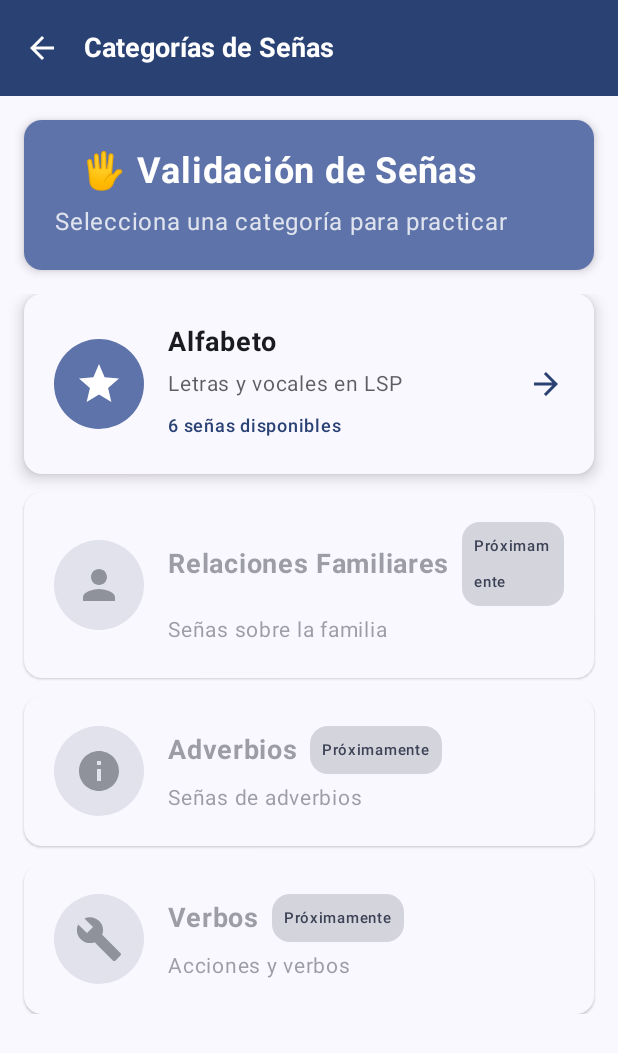
After one commit to JoseDMG2/ecohand, an Android app built with Jetpack Compose: the composable CategorySelectionScreen shown on its own in the app's theme, on a phone screen of 412 x 824 dp. The commit adds this screen. Shown: the top 1053 px of the screen. Run offline under Robolectric (Android 15) with nearby library versions, the phone set to English and light mode, and no system bars.

Commit message:
señas dividido por categoría

```diff
--- a/app/src/main/java/com/example/ecohand/navigation/Screen.kt
+++ b/app/src/main/java/com/example/ecohand/navigation/Screen.kt
@@ -25,8 +25,12 @@ sealed class Screen(val route: String) {
 
     // Pantalla de prueba de detección
     object DetectionTest : Screen("detection_test")
+
     // Pantallas de validación de señas
-    object VowelSelection : Screen("vowel_selection")
+    object CategorySelection : Screen("category_selection")
+    object VowelSelection : Screen("vowel_selection/{category}") {
+        fun createRoute(category: String) = "vowel_selection/$category"
+    }
     object VowelValidation : Screen("vowel_validation/{vowel}") {
         fun createRoute(vowel: String) = "vowel_validation/$vowel"
     }
--- /dev/null
+++ b/app/src/main/java/com/example/ecohand/presentation/senas/CategorySelectionScreen.kt
@@ -0,0 +1,273 @@
+package com.example.ecohand.presentation.senas
+
+import androidx.compose.foundation.background
+import androidx.compose.foundation.layout.*
+import androidx.compose.foundation.lazy.LazyColumn
+import androidx.compose.foundation.lazy.items
+import androidx.compose.foundation.shape.RoundedCornerShape
+import androidx.compose.material.icons.Icons
+import androidx.compose.material.icons.automirrored.filled.ArrowBack
+import androidx.compose.material.icons.automirrored.filled.ArrowForward
+import androidx.compose.material.icons.filled.Person
+import androidx.compose.material.icons.filled.Star
+import androidx.compose.material.icons.filled.Info
+import androidx.compose.material.icons.filled.Build
+import androidx.compose.material3.*
+import androidx.compose.runtime.Composable
+import androidx.compose.ui.Alignment
+import androidx.compose.ui.Modifier
+import androidx.compose.ui.graphics.vector.ImageVector
+import androidx.compose.ui.text.font.FontWeight
+import androidx.compose.ui.text.style.TextAlign
+import androidx.compose.ui.unit.dp
+import androidx.compose.ui.unit.sp
+
+@OptIn(ExperimentalMaterial3Api::class)
+@Composable
+fun CategorySelectionScreen(
+    onNavigateBack: () -> Unit,
+    onCategorySelected: (String) -> Unit
+) {
+    val categories = listOf(
+        CategoryInfo(
+            name = "Alfabeto",
+            description = "Letras y vocales en LSP",
+            icon = Icons.Default.Star,
+            available = true,
+            itemCount = 6 // A, E, I, O, U, Z
+        ),
+        CategoryInfo(
+            name = "Relaciones Familiares",
+            description = "Señas sobre la familia",
+            icon = Icons.Default.Person,
+            available = false,
+            itemCount = 0
+        ),
+        CategoryInfo(
+            name = "Adverbios",
+            description = "Señas de adverbios",
+            icon = Icons.Default.Info,
+            available = false,
+            itemCount = 0
+        ),
+        CategoryInfo(
+            name = "Verbos",
+            description = "Acciones y verbos",
+            icon = Icons.Default.Build,
+            available = false,
+            itemCount = 0
+        )
+    )
+
+    Scaffold(
+        topBar = {
+            TopAppBar(
+                title = {
+                    Text(
+                        text = "Categorías de Señas",
+                        fontWeight = FontWeight.Bold,
+                        fontSize = 18.sp
+                    )
+                },
+                navigationIcon = {
+                    IconButton(onClick = onNavigateBack) {
+                        Icon(
+                            imageVector = Icons.AutoMirrored.Filled.ArrowBack,
+                            contentDescription = "Volver"
+                        )
+                    }
+                },
+                colors = TopAppBarDefaults.topAppBarColors(
+                    containerColor = MaterialTheme.colorScheme.primary,
+                    titleContentColor = MaterialTheme.colorScheme.onPrimary,
+                    navigationIconContentColor = MaterialTheme.colorScheme.onPrimary
+                )
+            )
+        }
+    ) { paddingValues ->
+        Column(
+            modifier = Modifier
+                .fillMaxSize()
+                .padding(paddingValues)
+                .background(MaterialTheme.colorScheme.background)
+                .padding(16.dp),
+            verticalArrangement = Arrangement.spacedBy(16.dp)
+        ) {
+            // Título e instrucciones
+            Card(
+                modifier = Modifier.fillMaxWidth(),
+                colors = CardDefaults.cardColors(
+                    containerColor = MaterialTheme.colorScheme.primaryContainer
+                ),
+                elevation = CardDefaults.cardElevation(defaultElevation = 4.dp)
+            ) {
+                Column(
+                    modifier = Modifier.padding(20.dp),
+                    horizontalAlignment = Alignment.CenterHorizontally
+                ) {
+                    Text(
+                        text = "🖐️ Validación de Señas",
+                        fontSize = 24.sp,
+                        fontWeight = FontWeight.Bold,
+                        color = MaterialTheme.colorScheme.onPrimaryContainer
+                    )
+                    Spacer(modifier = Modifier.height(8.dp))
+                    Text(
+                        text = "Selecciona una categoría para practicar",
+                        fontSize = 16.sp,
+                        color = MaterialTheme.colorScheme.onPrimaryContainer.copy(alpha = 0.8f),
+                        textAlign = TextAlign.Center
+                    )
+                }
+            }
+
+            // Lista de categorías
+            LazyColumn(
+                verticalArrangement = Arrangement.spacedBy(12.dp)
+            ) {
+                items(categories) { categoryInfo ->
+                    CategoryCard(
+                        categoryInfo = categoryInfo,
+                        onCategoryClick = {
+                            if (categoryInfo.available) {
+                                onCategorySelected(categoryInfo.name)
+                            }
+                        }
+                    )
+                }
+            }
+        }
+    }
+}
+
+@Composable
+fun CategoryCard(
+    categoryInfo: CategoryInfo,
+    onCategoryClick: () -> Unit
+) {
+    ElevatedCard(
+        modifier = Modifier.fillMaxWidth(),
+        onClick = onCategoryClick,
+        colors = CardDefaults.elevatedCardColors(
+            containerColor = if (categoryInfo.available) {
+                MaterialTheme.colorScheme.surface
+            } else {
+                MaterialTheme.colorScheme.surfaceVariant.copy(alpha = 0.5f)
+            }
+        ),
+        elevation = CardDefaults.elevatedCardElevation(
+            defaultElevation = if (categoryInfo.available) 6.dp else 2.dp
+        ),
+        enabled = categoryInfo.available
+    ) {
+        Row(
+            modifier = Modifier
+                .fillMaxWidth()
+                .padding(20.dp),
+            verticalAlignment = Alignment.CenterVertically
+        ) {
+            // Icono de la categoría
+            Box(
+                modifier = Modifier
+                    .size(60.dp)
+                    .background(
+                        if (categoryInfo.available) {
+                            MaterialTheme.colorScheme.primaryContainer
+                        } else {
+                            MaterialTheme.colorScheme.surfaceVariant
+                        },
+                        RoundedCornerShape(30.dp)
+                    ),
+                contentAlignment = Alignment.Center
+            ) {
+                Icon(
+                    imageVector = categoryInfo.icon,
+                    contentDescription = categoryInfo.name,
+                    modifier = Modifier.size(32.dp),
+                    tint = if (categoryInfo.available) {
+                        MaterialTheme.colorScheme.onPrimaryContainer
+                    } else {
+                        MaterialTheme.colorScheme.onSurfaceVariant.copy(alpha = 0.5f)
+                    }
+                )
+            }
+
+            Spacer(modifier = Modifier.width(16.dp))
+
+            // Información de la categoría
+            Column(
+                modifier = Modifier.weight(1f)
+            ) {
+                Row(
+                    verticalAlignment = Alignment.CenterVertically
+                ) {
+                    Text(
+                        text = categoryInfo.name,
+                        fontSize = 18.sp,
+                        fontWeight = FontWeight.Bold,
+                        color = if (categoryInfo.available) {
+                            MaterialTheme.colorScheme.onSurface
+                        } else {
+                            MaterialTheme.colorScheme.onSurfaceVariant.copy(alpha = 0.5f)
+                        }
+                    )
+
+                    if (!categoryInfo.available) {
+                        Spacer(modifier = Modifier.width(8.dp))
+                        Surface(
+                            color = MaterialTheme.colorScheme.secondary.copy(alpha = 0.2f),
+                            shape = RoundedCornerShape(12.dp)
+                        ) {
+                            Text(
+                                text = "Próximamente",
+                                fontSize = 10.sp,
+                                fontWeight = FontWeight.Medium,
+                                color = MaterialTheme.colorScheme.secondary,
+                                modifier = Modifier.padding(horizontal = 8.dp, vertical = 4.dp)
+                            )
+                        }
+                    }
+                }
+
+                Spacer(modifier = Modifier.height(4.dp))
+
+                Text(
+                    text = categoryInfo.description,
+                    fontSize = 14.sp,
+                    color = if (categoryInfo.available) {
+                        MaterialTheme.colorScheme.onSurface.copy(alpha = 0.7f)
+                    } else {
+                        MaterialTheme.colorScheme.onSurfaceVariant.copy(alpha = 0.5f)
+                    }
+                )
+
+                if (categoryInfo.available && categoryInfo.itemCount > 0) {
+                    Spacer(modifier = Modifier.height(4.dp))
+                    Text(
+                        text = "${categoryInfo.itemCount} señas disponibles",
+                        fontSize = 12.sp,
+                        color = MaterialTheme.colorScheme.primary,
+                        fontWeight = FontWeight.Medium
+                    )
+                }
+            }
+
+            // Flecha indicadora
+            if (categoryInfo.available) {
+                Icon(
+                    imageVector = Icons.AutoMirrored.Filled.ArrowForward,
+                    contentDescription = "Ir a ${categoryInfo.name}",
+                    tint = MaterialTheme.colorScheme.primary
+                )
+            }
+        }
+    }
+}
+
+data class CategoryInfo(
+    val name: String,
+    val description: String,
+    val icon: ImageVector,
+    val available: Boolean,
+    val itemCount: Int
+)
```
Also changed, not shown: app/src/main/java/com/example/ecohand/ml/VowelSignValidator.kt (+0 -166 lines), app/src/main/java/com/example/ecohand/presentation/main/MainScreen.kt (+18 -2 lines), app/src/main/java/com/example/ecohand/presentation/senas/VowelSelectionScreen.kt (+9 -5 lines), app/src/main/java/com/example/ecohand/presentation/senas/VowelValidationScreen.kt (+0 -11 lines).
